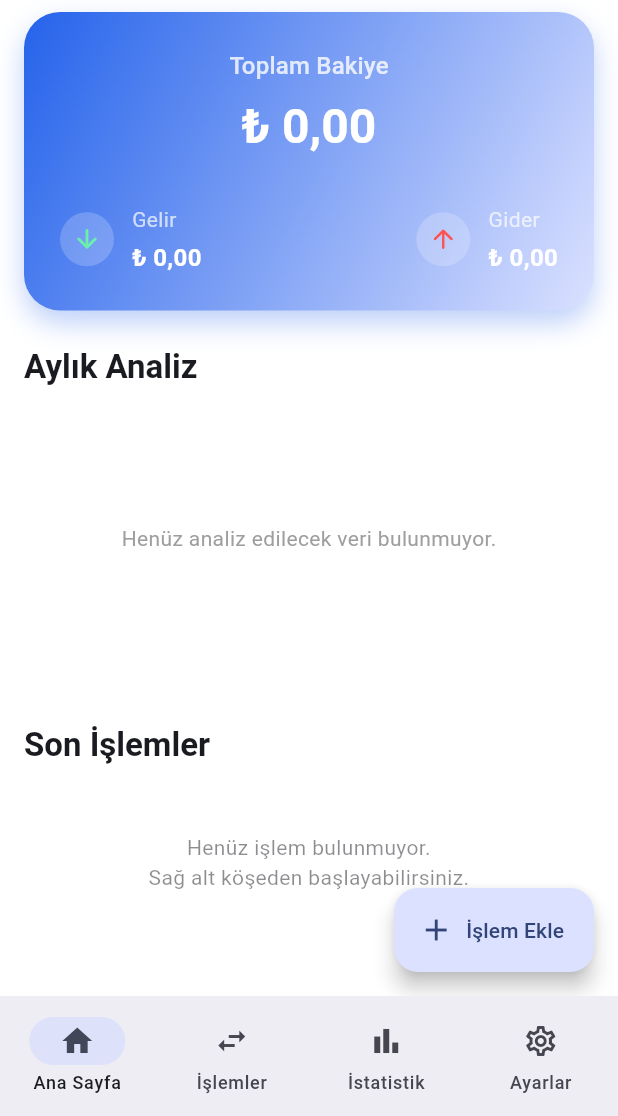
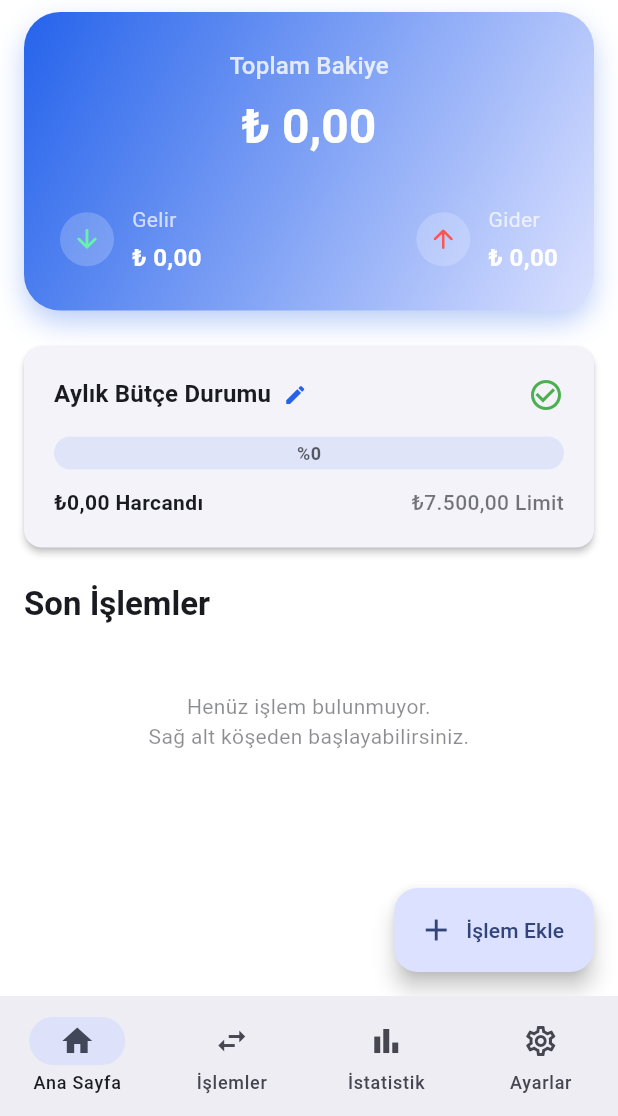
Before and after one commit to FurkanOguzgoksu/finans_app, a Flutter app: the HomeScreen screen opened by its route, on a phone screen of 412 x 824 dp, the part 120-1236 px from its top. Run offline on Flutter 3.47's test engine with Material 3 defaults, Android fonts, the phone set to English and light mode, and no system bars; our stand-ins replace fl_chart, go_router, shared_preferences, sqflite, supabase_flutter; accounts and stored records are empty.

Commit message:
[Hafta 7] feat(ui): Dashboard iyileştirmesi yapıldı, Aylık Bütçe Durumu barı eklendi ve tıklanabilir yapıldı

```diff
--- a/lib/providers/transaction_provider.dart
+++ b/lib/providers/transaction_provider.dart
@@ -1,4 +1,5 @@
 import 'package:flutter/material.dart';
+import 'package:shared_preferences/shared_preferences.dart';
 import 'package:finans_app/models/transaction.dart' as models;
 import 'package:finans_app/services/transaction_dao.dart';
 
@@ -10,12 +11,31 @@ class TransactionProvider with ChangeNotifier {
   double _totalIncome = 0.0;
   double _totalExpense = 0.0;
   double _balance = 0.0;
+  double _budgetLimit = 7500.0;
 
   List<models.Transaction> get transactions => _transactions;
   bool get isLoading => _isLoading;
   double get totalIncome => _totalIncome;
   double get totalExpense => _totalExpense;
   double get balance => _balance;
+  double get budgetLimit => _budgetLimit;
+
+  TransactionProvider() {
+    _loadBudgetLimit();
+  }
+
+  Future<void> _loadBudgetLimit() async {
+    final prefs = await SharedPreferences.getInstance();
+    _budgetLimit = prefs.getDouble('budget_limit') ?? 7500.0;
+    notifyListeners();
+  }
+
+  Future<void> setBudgetLimit(double limit) async {
+    _budgetLimit = limit;
+    notifyListeners();
+    final prefs = await SharedPreferences.getInstance();
+    await prefs.setDouble('budget_limit', limit);
+  }
 
   /// Veritabanından tüm işlemleri, gelir/gider toplamlarını çeker ve UI'ı günceller
   Future<void> loadTransactions() async {
--- /dev/null
+++ b/lib/widgets/budget_progress_card.dart
@@ -0,0 +1,156 @@
+import 'package:flutter/material.dart';
+import 'package:provider/provider.dart';
+import 'package:finans_app/providers/transaction_provider.dart';
+import 'package:finans_app/utils/currency_formatter.dart';
+
+class BudgetProgressCard extends StatelessWidget {
+  const BudgetProgressCard({super.key});
+
+  @override
+  Widget build(BuildContext context) {
+    return Consumer<TransactionProvider>(
+      builder: (context, provider, child) {
+        final double totalExpense = provider.totalExpense;
+        final double budgetLimit = provider.budgetLimit;
+        final double progress = budgetLimit > 0
+            ? (totalExpense / budgetLimit).clamp(0.0, 1.0)
+            : 0.0;
+        final bool isOverBudget = totalExpense > budgetLimit;
+
+        return Card(
+          elevation: 2,
+          margin: EdgeInsets.zero,
+          clipBehavior: Clip.antiAlias,
+          child: InkWell(
+            onTap: () {
+              _showBudgetDialog(context, provider);
+            },
+            child: Padding(
+              padding: const EdgeInsets.all(20.0),
+              child: Column(
+                crossAxisAlignment: CrossAxisAlignment.start,
+                children: [
+                  Row(
+                    mainAxisAlignment: MainAxisAlignment.spaceBetween,
+                    children: [
+                      Row(
+                        children: [
+                          Text(
+                            'Aylık Bütçe Durumu',
+                            style: Theme.of(context).textTheme.titleMedium
+                                ?.copyWith(fontWeight: FontWeight.bold),
+                          ),
+                          const SizedBox(width: 8),
+                          Icon(
+                            Icons.edit,
+                            size: 16,
+                            color: Theme.of(context).colorScheme.primary,
+                          ),
+                        ],
+                      ),
+                      Icon(
+                        isOverBudget
+                            ? Icons.warning_amber_rounded
+                            : Icons.check_circle_outline,
+                        color: isOverBudget ? Colors.red : Colors.green,
+                      ),
+                    ],
+                  ),
+                  const SizedBox(height: 16),
+                  Stack(
+                    alignment: Alignment.center,
+                    children: [
+                      LinearProgressIndicator(
+                        value: progress,
+                        minHeight: 22,
+                        backgroundColor: Theme.of(
+                          context,
+                        ).colorScheme.primary.withOpacity(0.1),
+                        color: isOverBudget
+                            ? Colors.red.withOpacity(0.85)
+                            : Theme.of(context).colorScheme.primary.withOpacity(0.85),
+                        borderRadius: BorderRadius.circular(11),
+                      ),
+                      Text(
+                        '%${(progress * 100).toInt()}',
+                        style: TextStyle(
+                          color: progress > 0.4
+                              ? Colors.white
+                              : Theme.of(context).colorScheme.onSurface.withOpacity(0.7),
+                          fontWeight: FontWeight.bold,
+                          fontSize: 12,
+                        ),
+                      ),
+                    ],
+                  ),
+                  const SizedBox(height: 12),
+                  Row(
+                    mainAxisAlignment: MainAxisAlignment.spaceBetween,
+                    children: [
+                      Text(
+                        '₺${CurrencyFormatter.format(totalExpense)} Harcandı',
+                        style: TextStyle(
+                          color: isOverBudget
+                              ? Colors.red
+                              : Theme.of(context).colorScheme.onSurface,
+                          fontWeight: FontWeight.w600,
+                        ),
+                      ),
+                      Text(
+                        '₺${CurrencyFormatter.format(budgetLimit)} Limit',
+                        style: TextStyle(
+                          color: Theme.of(
+                            context,
+                          ).colorScheme.onSurface.withOpacity(0.6),
+                          fontWeight: FontWeight.w500,
+                        ),
+                      ),
+                    ],
+                  ),
+                ],
+              ),
+            ),
+          ),
+        );
+      },
+    );
+  }
+
+  void _showBudgetDialog(BuildContext context, TransactionProvider provider) {
+    final TextEditingController controller = TextEditingController(
+      text: CurrencyFormatter.format(provider.budgetLimit),
+    );
+
+    showDialog(
+      context: context,
+      builder: (ctx) => AlertDialog(
+        title: const Text('Bütçe Limitini Ayarla'),
+        content: TextField(
+          controller: controller,
+          keyboardType: TextInputType.number,
+          inputFormatters: [CurrencyInputFormatter()],
+          decoration: const InputDecoration(
+            labelText: 'Aylık Limit (₺)',
+            border: OutlineInputBorder(),
+          ),
+        ),
+        actions: [
+          TextButton(
+            onPressed: () => Navigator.of(ctx).pop(),
+            child: const Text('İptal'),
+          ),
+          ElevatedButton(
+            onPressed: () {
+              final double? newLimit = CurrencyFormatter.parse(controller.text);
+              if (newLimit != null && newLimit > 0) {
+                provider.setBudgetLimit(newLimit);
+                Navigator.of(ctx).pop();
+              }
+            },
+            child: const Text('Kaydet'),
+          ),
+        ],
+      ),
+    );
+  }
+}
```
Also changed, not shown: lib/screens/home_screen.dart (+57 -7 lines).
